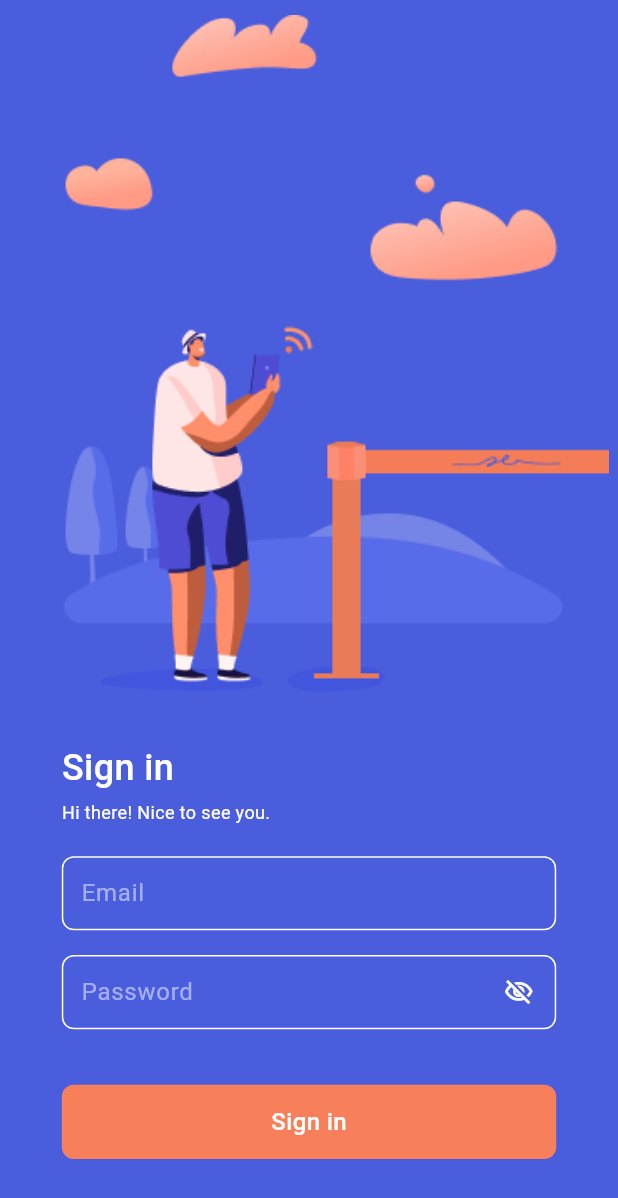
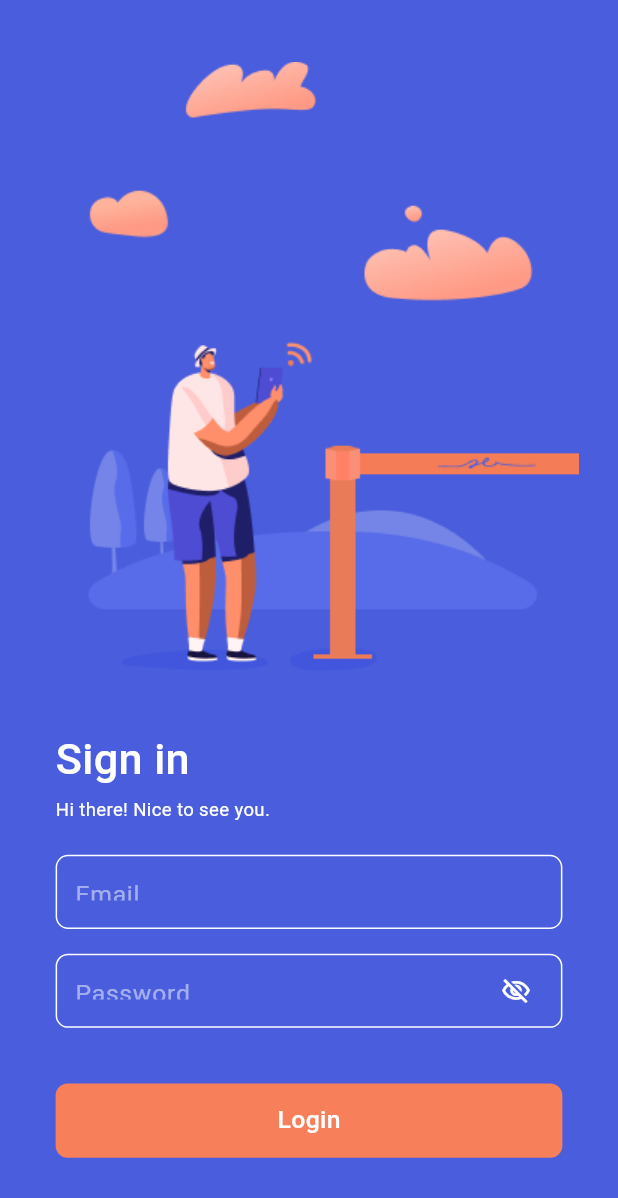
Before and after one commit to CretaIsland/flexi, a Flutter app: the screen it shows after launch, on a phone screen of 412 x 824 dp. Shown: the top 1198 px of the screen. Run offline on Flutter 3.47's test engine with Material 3 defaults, Android fonts, the phone set to English and light mode, and no system bars; our stand-ins replace flutter_native_splash; missing offline and left inert: hycop_light, wifi_iot, wifi_scan; statements that could not run were skipped.

Commit message:
20240325-01-nr.han fix login page ui for responsive screen

```diff
--- a/lib/screens/page/login_page.dart
+++ b/lib/screens/page/login_page.dart
@@ -1,6 +1,10 @@
 import 'package:flexi/screens/utils/flexi_color.dart';
 import 'package:flexi/screens/utils/flexi_font.dart';
 import 'package:flutter/material.dart';
+
+
+
+
 
 class LoginPage extends StatefulWidget {
   const LoginPage({super.key});
@@ -11,18 +15,17 @@ class LoginPage extends StatefulWidget {
 
 class _LoginPageState extends State<LoginPage> {
 
+  // text style
+  late TextStyle titleStyle;
+  late TextStyle descriptionStyle;
+  late TextStyle textFieldLabelStyle;
+  late TextStyle textFieldStyle;
+  late TextStyle buttonStyle;
+
   late TextEditingController _emailController;
   late TextEditingController _passwordController;
   bool passwordVisibility = false;
   Icon passwordVisibilityIcon = const Icon(Icons.visibility_off_outlined, color: Colors.white, size: 20);
-
-  // text style
-  TextStyle titleStyle = const TextStyle(fontFamily: FlexiFont.fontFamily, fontWeight: FlexiFont.medium, fontSize: 24, color: Colors.white);
-  TextStyle descriptionStyle = const TextStyle(fontFamily: FlexiFont.fontFamily, fontWeight: FlexiFont.regular, fontSize: 12, color: Colors.white);
-  TextStyle textFieldLabelStyle = TextStyle(fontFamily: FlexiFont.fontFamily, fontWeight: FlexiFont.regular, fontSize: 16, color: Colors.white.withOpacity(0.5));
-  TextStyle textFieldStyle = const TextStyle(fontFamily: FlexiFont.fontFamily, fontWeight: FlexiFont.regular, fontSize: 16, color: Colors.white);
-  TextStyle buttonStyle = const TextStyle(fontFamily: FlexiFont.fontFamily, fontWeight: FlexiFont.medium, fontSize: 16, color: Colors.white);
-
 
 
   @override
@@ -54,79 +57,101 @@ class _LoginPageState extends State<LoginPage> {
 
   @override
   Widget build(BuildContext context) {
+
+    double width = MediaQuery.sizeOf(context).width;
+    double height = MediaQuery.sizeOf(context).height;
+
+    titleStyle = TextStyle(fontFamily: FlexiFont.fontFamily, fontWeight: FlexiFont.medium, fontSize: height * .035, color: Colors.white);
+    descriptionStyle = TextStyle(fontFamily: FlexiFont.fontFamily, fontWeight: FlexiFont.regular, fontSize: height * .015, color: Colors.white);
+    textFieldLabelStyle = TextStyle(fontFamily: FlexiFont.fontFamily, fontWeight: FlexiFont.regular, fontSize: height * .02, color: Colors.white.withOpacity(0.5));
+    textFieldStyle = TextStyle(fontFamily: FlexiFont.fontFamily, fontWeight: FlexiFont.regular, fontSize: height * .02, color: Colors.white);
+    buttonStyle = TextStyle(fontFamily: FlexiFont.fontFamily, fontWeight: FlexiFont.medium, fontSize: height * .02, color: Colors.white);
+
+
     return Container(
-      width: MediaQuery.sizeOf(context).width,
+      width: width,
+      height: height,
       color: FlexiColor.primary,
       child: Column(
         children: [
-          const SizedBox(height: 10.0),
-          const Expanded(
-            flex: 5,
-            child: Image(
-              image: AssetImage("assets/image/login_illustration.png"),
-              fit: BoxFit.fitWidth,
-              alignment: Alignment.topCenter,
-            ),
+          SizedBox(height: height * .05),
+          Image(
+            height: height * .51,
+            image: const AssetImage("assets/image/login_illustration.png"),
+            alignment: Alignment.topCenter,
           ),
-          Expanded(
-            flex: 4,
+          SizedBox(height: height * .03),
+          SizedBox(
+            width: width * .82,
             child: Column(
               crossAxisAlignment: CrossAxisAlignment.start,
               children: [
-                SizedBox(height: MediaQuery.sizeOf(context).height * .04),
                 Text("Sign in", style: titleStyle),
-                const SizedBox(height: 4),
+                SizedBox(height: height * .005,),
                 Text("Hi there! Nice to see you.", style: descriptionStyle),
-                SizedBox(height: MediaQuery.sizeOf(context).height * .025),
-                loginTextFieldFrame(
-                  TextField(
-                    controller: _emailController,
-                    style: textFieldStyle,
-                    decoration: InputDecoration(
-                      hintText: "Email",
-                      hintStyle: textFieldLabelStyle,
-                      border: InputBorder.none,
+                SizedBox(height: height * .025),
+                textFieldFrame(
+                  width: width * .82,
+                  height: height * .06,
+                  childWidget: Container(
+                    margin: const EdgeInsets.only(left: 12),
+                    height: height * .02,
+                    width: (width * .82) - 12,
+                    child: TextField(
+                      style: textFieldStyle,
+                      decoration: InputDecoration(
+                        hintText: "Email",
+                        hintStyle: textFieldLabelStyle,
+                        border: InputBorder.none
+                      ),
                     ),
                   )
                 ),
-                SizedBox(height: MediaQuery.sizeOf(context).height * .02),
-                loginTextFieldFrame(
-                  Row(
+                SizedBox(height: height * .02),
+                textFieldFrame(
+                  width: width * .82,
+                  height: height * .06,
+                  childWidget: Row(
                     mainAxisAlignment: MainAxisAlignment.spaceBetween,
                     children: [
-                      SizedBox(
-                        width: MediaQuery.sizeOf(context).width * .5,
+                      Container(
+                        margin: const EdgeInsets.only(left: 12),
+                        height: height * .02,
+                        width: (width * .6),
                         child: TextField(
-                          controller: _passwordController,
                           style: textFieldStyle,
                           decoration: InputDecoration(
                             hintText: "Password",
                             hintStyle: textFieldLabelStyle,
-                            border: InputBorder.none,
+                            border: InputBorder.none
                           ),
                         ),
                       ),
                       IconButton(
-                        onPressed: () => switchPasswordVisibility(),
-                        icon: passwordVisibilityIcon
-                      )
+                        padding: const EdgeInsets.only(right: 12),
+                        onPressed: switchPasswordVisibility,
+                        icon: passwordVisibilityIcon,
+                        iconSize: height * .02,
+                      ),
                     ],
                   )
                 ),
-                SizedBox(height: MediaQuery.sizeOf(context).height * .045),
+                SizedBox(height: height * .045),
                 GestureDetector(
+                  onTap: () {
+                    Navigator.pushNamed(context, "/home");
+                  },
                   child: Container(
-                    width: MediaQuery.sizeOf(context).width * .8,
-                    height: MediaQuery.sizeOf(context).height * .06,
+                    width: width * .82,
+                    height: height * .06,
                     decoration: BoxDecoration(
                       color: FlexiColor.secondary,
                       borderRadius: BorderRadius.circular(8)
                     ),
-                    child: Center(child: Text("Sign in", style: buttonStyle)),
+                    child: Center(
+                      child: Text("Login", style: buttonStyle),
+                    ),
                   ),
-                  onTap: () {
-                    Navigator.pushNamed(context, "/home");
-                  },
                 )
               ],
             ),
@@ -136,19 +161,20 @@ class _LoginPageState extends State<LoginPage> {
     );
   }
 
-  Widget loginTextFieldFrame(Widget childWidget) {
+  Widget textFieldFrame({required double width, required double height, required Widget childWidget}) {
     return Container(
-      width: MediaQuery.sizeOf(context).width * .8,
-      height: MediaQuery.sizeOf(context).height * .06,
+      width: width,
+      height: height,
       decoration: BoxDecoration(
         border: Border.all(color: Colors.white),
-        borderRadius: BorderRadius.circular(8)
+        borderRadius: BorderRadius.circular(height / 6)
       ),
-      child: Center(child: Padding(
-        padding: const EdgeInsets.only(left: 12),
+      child: Center(
         child: childWidget,
-      )),
+      ),
     );
   }
 
+
+
 }
```
